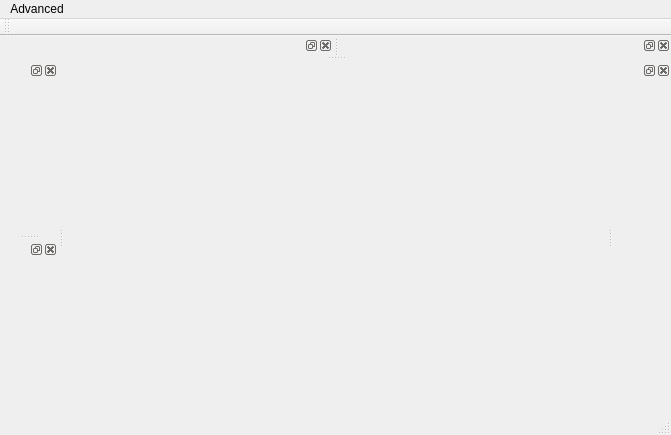
First picture: the form in fileexplorer.ui, repository zare3/DiskAnalyser, before the edit.
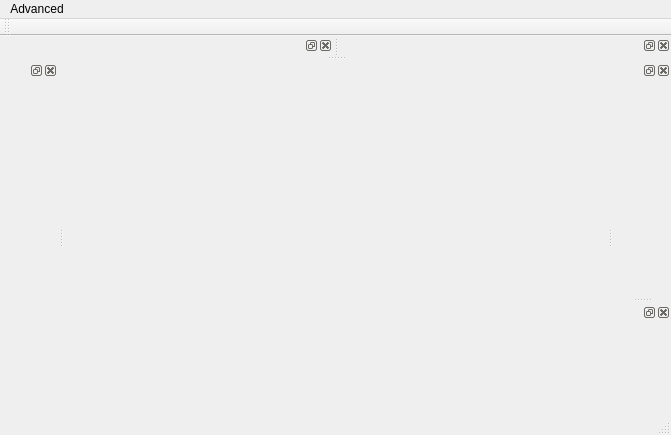
Second picture: the form after the edit.

```diff
--- a/fileexplorer.ui
+++ b/fileexplorer.ui
@@ -78,7 +78,7 @@
     <set>Qt::RightDockWidgetArea|Qt::TopDockWidgetArea</set>
    </property>
    <attribute name="dockWidgetArea">
-    <number>1</number>
+    <number>2</number>
    </attribute>
    <widget class="QWidget" name="dockWidgetContents_4"/>
   </widget>
```
